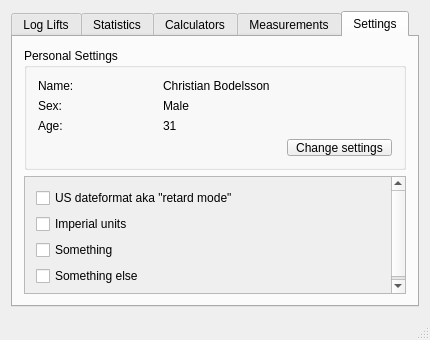
Before: the Qt Designer form mainwindow.ui in krille0x7c2/LiftLog, drawn with Qt 5.
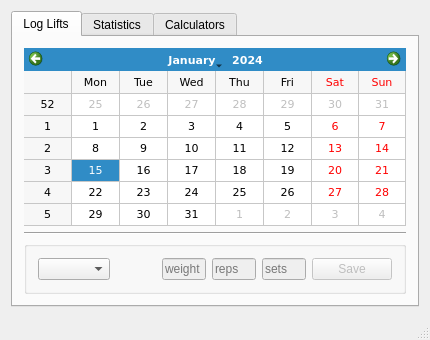
After: the same form once the commit is applied. The open tabs and pages were chosen to show the change.

Commit message: cleaned up ui to focus on one tab at a time

What changed in the file:
```diff
--- a/mainwindow.ui
+++ b/mainwindow.ui
@@ -24,7 +24,7 @@
        </sizepolicy>
       </property>
       <property name="currentIndex">
-       <number>4</number>
+       <number>0</number>
       </property>
       <widget class="QWidget" name="tab_log">
        <attribute name="title">
@@ -423,166 +423,6 @@
         </item>
        </layout>
       </widget>
-      <widget class="QWidget" name="tabMeasure">
-       <attribute name="title">
-        <string>Measurements</string>
-       </attribute>
-       <layout class="QGridLayout" name="gridLayout_2">
-        <item row="0" column="0" colspan="2">
-         <widget class="QListWidget" name="listWidgetMeasure">
-          <property name="spacing">
-           <number>2</number>
-          </property>
-         </widget>
-        </item>
-       </layout>
-      </widget>
-      <widget class="QWidget" name="tab_set">
-       <attribute name="title">
-        <string>Settings</string>
-       </attribute>
-       <layout class="QVBoxLayout" name="verticalLayout_4">
-        <item>
-         <widget class="QGroupBox" name="groupBox_4">
-          <property name="minimumSize">
-           <size>
-            <width>0</width>
-            <height>100</height>
-           </size>
-          </property>
-          <property name="baseSize">
-           <size>
-            <width>0</width>
-            <height>0</height>
-           </size>
-          </property>
-          <property name="title">
-           <string>Personal Settings</string>
-          </property>
-          <layout class="QGridLayout" name="gridLayout">
-           <item row="0" column="0">
-            <widget class="QLabel" name="label_4">
-             <property name="text">
-              <string>Name:</string>
-             </property>
-            </widget>
-           </item>
-           <item row="0" column="1">
-            <widget class="QLabel" name="label">
-             <property name="baseSize">
-              <size>
-               <width>0</width>
-               <height>0</height>
-              </size>
-             </property>
-             <property name="text">
-              <string>Christian Bodelsson</string>
-             </property>
-            </widget>
-           </item>
-           <item row="1" column="0">
-            <widget class="QLabel" name="label_5">
-             <property name="text">
-              <string>Sex:</string>
-             </property>
-            </widget>
-           </item>
-           <item row="1" column="1">
-            <widget class="QLabel" name="label_3">
-             <property name="text">
-              <string>Male</string>
-             </property>
-            </widget>
-           </item>
-           <item row="2" column="0">
-            <widget class="QLabel" name="label_6">
-             <property name="text">
-              <string>Age:</string>
-             </property>
-            </widget>
-           </item>
-           <item row="2" column="1">
-            <widget class="QLabel" name="label_2">
-             <property name="text">
-              <string>31</string>
-             </property>
-            </widget>
-           </item>
-           <item row="3" column="0" colspan="2">
-            <spacer name="horizontalSpacer_3">
-             <property name="orientation">
-              <enum>Qt::Horizontal</enum>
-             </property>
-             <property name="sizeHint" stdset="0">
-              <size>
-               <width>243</width>
-               <height>20</height>
-              </size>
-             </property>
-            </spacer>
-           </item>
-           <item row="3" column="2">
-            <widget class="QPushButton" name="changeSettingsBtn">
-             <property name="text">
-              <string>Change settings</string>
-             </property>
-            </widget>
-           </item>
-          </layout>
-         </widget>
-        </item>
-        <item>
-         <widget class="QScrollArea" name="scrollArea">
-          <property name="frameShape">
-           <enum>QFrame::StyledPanel</enum>
-          </property>
-          <property name="widgetResizable">
-           <bool>true</bool>
-          </property>
-          <widget class="QWidget" name="scrollAreaWidgetContents">
-           <property name="geometry">
-            <rect>
-             <x>0</x>
-             <y>0</y>
-             <width>374</width>
-             <height>120</height>
-            </rect>
-           </property>
-           <layout class="QVBoxLayout" name="verticalLayout_5">
-            <item>
-             <widget class="QCheckBox" name="checkBox_4">
-              <property name="text">
-               <string>US dateformat aka &quot;retard mode&quot;</string>
-              </property>
-             </widget>
-            </item>
-            <item>
-             <widget class="QCheckBox" name="checkBox">
-              <property name="text">
-               <string>Imperial units</string>
-              </property>
-             </widget>
-            </item>
-            <item>
-             <widget class="QCheckBox" name="checkBox_2">
-              <property name="text">
-               <string>Something</string>
-              </property>
-             </widget>
-            </item>
-            <item>
-             <widget class="QCheckBox" name="checkBox_3">
-              <property name="text">
-               <string>Something else</string>
-              </property>
-             </widget>
-            </item>
-           </layout>
-          </widget>
-         </widget>
-        </item>
-       </layout>
-      </widget>
      </widget>
     </item>
    </layout>
```
Left out of the diff: 2 changed lines with no effect on the pictures. The commit also changes 2 other files.
